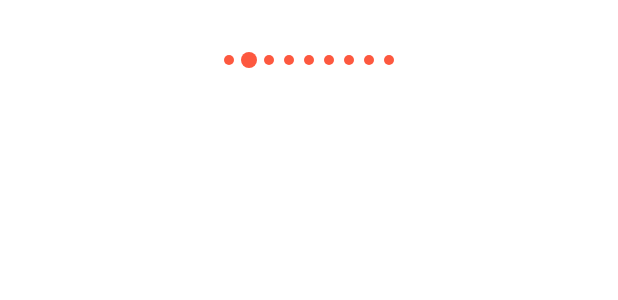
After one commit to RafaHDu/MVVMSampleApp, an Android app: the layout layout_loading_list_item.xml on its own in the app's theme, with its tools: preview values and no code run, on a phone screen of 412 x 824 dp. The commit adds this screen. Shown: the top 300 px of the screen. Run offline under Robolectric (Android 15) with nearby library versions, the phone set to English and light mode, and no system bars.

Commit message:
- RecyclerView with Multiple View Types: Added HorizontalDottedProgress View;

```diff
--- /dev/null
+++ b/app/src/main/res/layout/layout_loading_list_item.xml
@@ -0,0 +1,12 @@
+<?xml version="1.0" encoding="utf-8"?>
+<RelativeLayout
+    xmlns:android="http://schemas.android.com/apk/res/android"
+    android:layout_width="match_parent"
+    android:layout_height="@dimen/recycler_loading_view_height">
+
+    <com.example.mvvmsampleapp.util.HorizontalDottedProgress
+        android:layout_width="wrap_content"
+        android:layout_height="wrap_content"
+        android:layout_centerInParent="true"/>
+
+</RelativeLayout>
```
Also changed, not shown: app/src/main/java/com/example/mvvmsampleapp/RecipeListActivity.java (+12 -12 lines), app/src/main/java/com/example/mvvmsampleapp/adapters/LoadingViewHolder.java (added, +12 -0 lines), app/src/main/java/com/example/mvvmsampleapp/adapters/RecipeRecyclerAdapter.java (+49 -2 lines).
